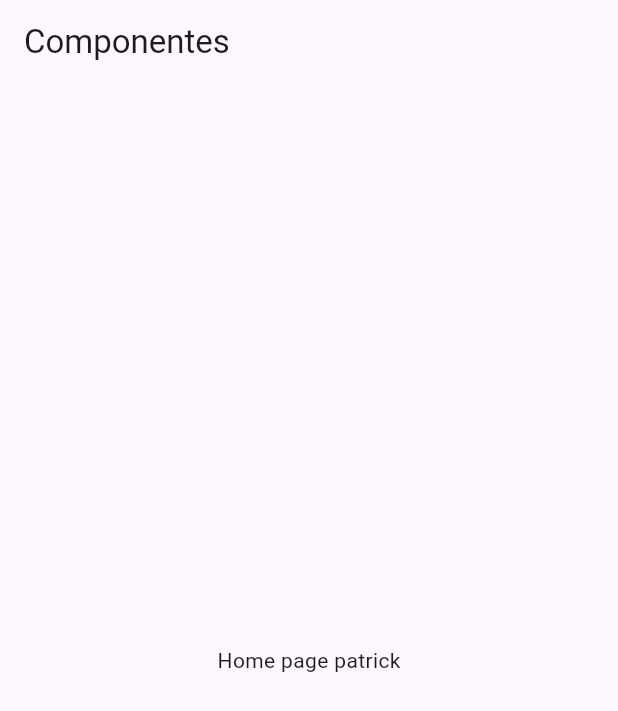
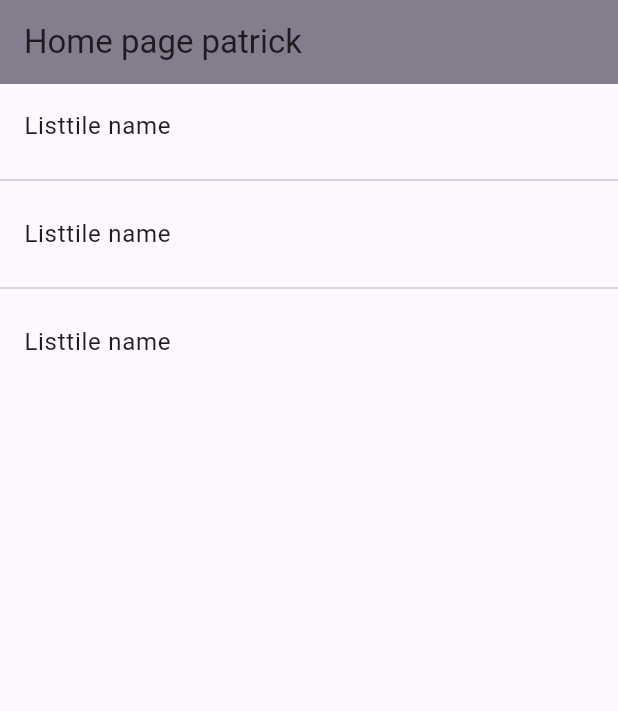
Before and after one commit to systems-apatrick/flutter_components, a Flutter app: the screen it shows after launch, on a phone screen of 412 x 824 dp. Shown: the top 711 px of the screen. Run offline on Flutter 3.47's test engine with Material 3 defaults, Android fonts, the light colour scheme and no system bars.

Commit message:
Agrega listview a la aplicacion

```diff
--- a/lib/main.dart
+++ b/lib/main.dart
@@ -8,15 +8,10 @@ class MyApp extends StatelessWidget {
 
   @override
   Widget build(BuildContext context) {
-    return MaterialApp(
+    return const MaterialApp(
       title: 'Componentes App',
       debugShowCheckedModeBanner: false,
-      home: Scaffold(
-        appBar: AppBar(
-          title: const Text('Componentes'),
-        ),
-        body: const HomePageTemp(),
-      ),
+      home: HomePageTemp(),
     );
   }
 }
--- a/lib/src/pages/home_temp.dart
+++ b/lib/src/pages/home_temp.dart
@@ -5,8 +5,26 @@ class HomePageTemp extends StatelessWidget {
 
   @override
   Widget build(BuildContext context) {
-    return const Center(
-      child: Text("Home page patrick"),
+    return Scaffold(
+      appBar: AppBar(
+        title: const Text("Home page patrick"),
+        backgroundColor: const Color.fromRGBO(12, 3, 29, 0.5),
+      ),
+      body: ListView(
+        children: const <Widget>[
+          ListTile(
+            title: Text("Listtile name"),
+          ),
+          Divider(),
+          ListTile(
+            title: Text("Listtile name"),
+          ),
+          Divider(),
+          ListTile(
+            title: Text("Listtile name"),
+          ),
+        ],
+      ),
     );
   }
 }
```
